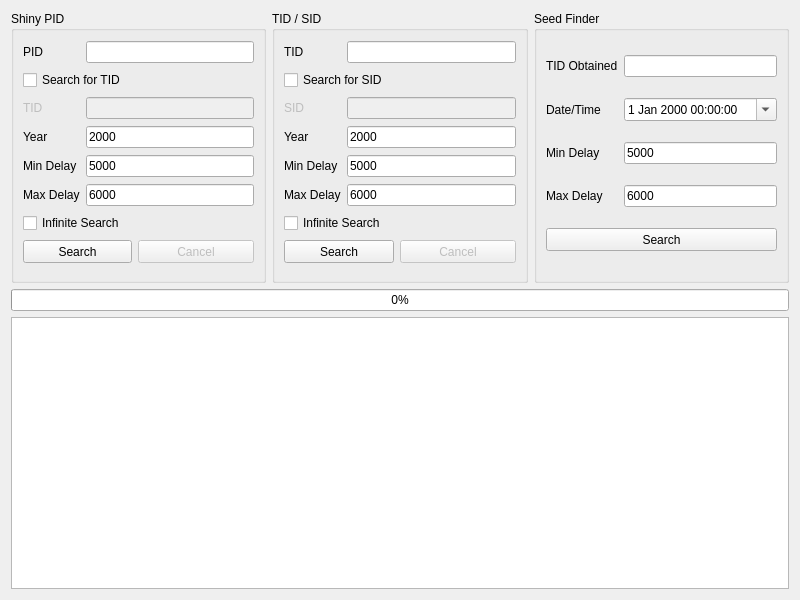
Admiral-Fish/PokeFinder, file Forms/Gen4/IDs4.ui: the form before one commit.
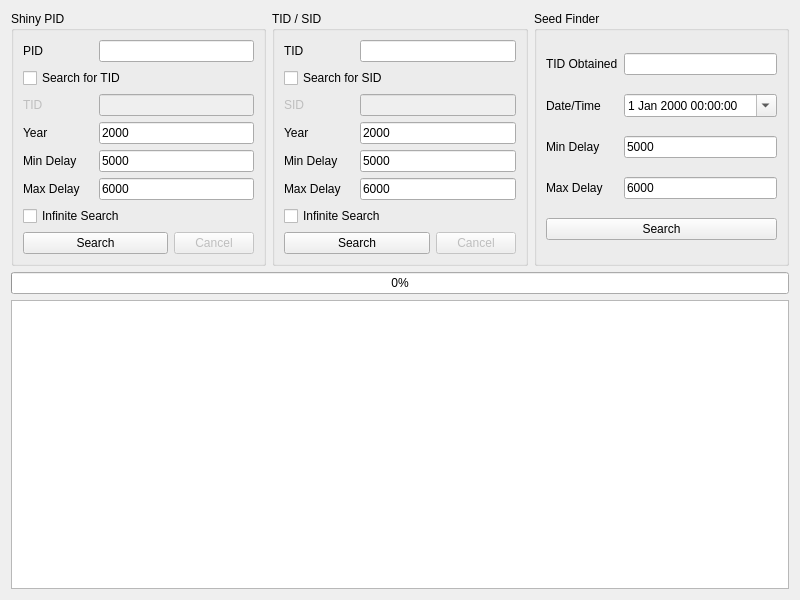
The form after the commit. Custom widgets are drawn as their Qt base class.

```diff
--- a/Forms/Gen4/IDs4.ui
+++ b/Forms/Gen4/IDs4.ui
@@ -24,28 +24,16 @@
     <widget class="QGroupBox" name="groupBoxShinyPID">
      <property name="sizePolicy">
       <sizepolicy hsizetype="Preferred" vsizetype="Preferred">
-       <horstretch>0</horstretch>
-       <verstretch>2</verstretch>
+       <horstretch>1</horstretch>
+       <verstretch>0</verstretch>
       </sizepolicy>
      </property>
-     <property name="minimumSize">
-      <size>
-       <width>0</width>
-       <height>0</height>
-      </size>
-     </property>
      <property name="title">
       <string>Shiny PID</string>
      </property>
      <layout class="QGridLayout" name="gridLayout">
       <item row="0" column="0">
        <widget class="QLabel" name="labelShinyPIDPID">
-        <property name="sizePolicy">
-         <sizepolicy hsizetype="Fixed" vsizetype="Preferred">
-          <horstretch>0</horstretch>
-          <verstretch>0</verstretch>
-         </sizepolicy>
-        </property>
         <property name="text">
          <string>PID</string>
         </property>
@@ -53,12 +41,6 @@
       </item>
       <item row="0" column="1" colspan="2">
        <widget class="TextBox" name="textBoxShinyPIDPID">
-        <property name="sizePolicy">
-         <sizepolicy hsizetype="Preferred" vsizetype="Fixed">
-          <horstretch>0</horstretch>
-          <verstretch>0</verstretch>
-         </sizepolicy>
-        </property>
         <property name="maxLength">
          <number>8</number>
         </property>
@@ -76,12 +58,6 @@
         <property name="enabled">
          <bool>false</bool>
         </property>
-        <property name="sizePolicy">
-         <sizepolicy hsizetype="Fixed" vsizetype="Preferred">
-          <horstretch>0</horstretch>
-          <verstretch>0</verstretch>
-         </sizepolicy>
-        </property>
         <property name="text">
          <string>TID</string>
         </property>
@@ -92,12 +68,6 @@
         <property name="enabled">
          <bool>false</bool>
         </property>
-        <property name="sizePolicy">
-         <sizepolicy hsizetype="Preferred" vsizetype="Fixed">
-          <horstretch>0</horstretch>
-          <verstretch>0</verstretch>
-         </sizepolicy>
-        </property>
         <property name="maxLength">
          <number>5</number>
         </property>
@@ -105,12 +75,6 @@
       </item>
       <item row="3" column="0">
        <widget class="QLabel" name="labelShinyPIDYear">
-        <property name="sizePolicy">
-         <sizepolicy hsizetype="Fixed" vsizetype="Preferred">
-          <horstretch>0</horstretch>
-          <verstretch>0</verstretch>
-         </sizepolicy>
-        </property>
         <property name="text">
          <string>Year</string>
         </property>
@@ -118,12 +82,6 @@
       </item>
       <item row="3" column="1" colspan="2">
        <widget class="TextBox" name="textBoxShinyPIDYear">
-        <property name="sizePolicy">
-         <sizepolicy hsizetype="Preferred" vsizetype="Fixed">
-          <horstretch>0</horstretch>
-          <verstretch>0</verstretch>
-         </sizepolicy>
-        </property>
         <property name="text">
          <string notr="true">2000</string>
         </property>
@@ -134,12 +92,6 @@
       </item>
       <item row="4" column="0">
        <widget class="QLabel" name="labelShinyPIDMinDelay">
-        <property name="sizePolicy">
-         <sizepolicy hsizetype="Fixed" vsizetype="Preferred">
-          <horstretch>0</horstretch>
-          <verstretch>0</verstretch>
-         </sizepolicy>
-        </property>
         <property name="text">
          <string>Min Delay</string>
         </property>
@@ -147,12 +99,6 @@
       </item>
       <item row="4" column="1" colspan="2">
        <widget class="TextBox" name="textBoxShinyPIDMinDelay">
-        <property name="sizePolicy">
-         <sizepolicy hsizetype="Preferred" vsizetype="Fixed">
-          <horstretch>0</horstretch>
-          <verstretch>0</verstretch>
-         </sizepolicy>
-        </property>
         <property name="text">
          <string notr="true">5000</string>
         </property>
@@ -163,12 +109,6 @@
       </item>
       <item row="5" column="0">
        <widget class="QLabel" name="labelShinyPIDMaxDelay">
-        <property name="sizePolicy">
-         <sizepolicy hsizetype="Fixed" vsizetype="Preferred">
-          <horstretch>0</horstretch>
-          <verstretch>0</verstretch>
-         </sizepolicy>
-        </property>
         <property name="text">
          <string>Max Delay</string>
         </property>
@@ -176,12 +116,6 @@
       </item>
       <item row="5" column="1" colspan="2">
        <widget class="TextBox" name="textBoxShinyPIDMaxDelay">
-        <property name="sizePolicy">
-         <sizepolicy hsizetype="Preferred" vsizetype="Fixed">
-          <horstretch>0</horstretch>
-          <verstretch>0</verstretch>
-         </sizepolicy>
-        </property>
         <property name="text">
          <string notr="true">6000</string>
         </property>
@@ -199,18 +133,6 @@
       </item>
       <item row="7" column="0" colspan="2">
        <widget class="QPushButton" name="pushButtonShinyPIDSearch">
-        <property name="sizePolicy">
-         <sizepolicy hsizetype="Preferred" vsizetype="Fixed">
-          <horstretch>0</horstretch>
-          <verstretch>0</verstretch>
-         </sizepolicy>
-        </property>
-        <property name="minimumSize">
-         <size>
-          <width>0</width>
-          <height>23</height>
-         </size>
-        </property>
         <property name="text">
          <string>Search</string>
         </property>
@@ -221,18 +143,6 @@
         <property name="enabled">
          <bool>false</bool>
         </property>
-        <property name="sizePolicy">
-         <sizepolicy hsizetype="Preferred" vsizetype="Fixed">
-          <horstretch>0</horstretch>
-          <verstretch>0</verstretch>
-         </sizepolicy>
-        </property>
-        <property name="minimumSize">
-         <size>
-          <width>116</width>
-          <height>23</height>
-         </size>
-        </property>
         <property name="text">
          <string>Cancel</string>
         </property>
@@ -245,8 +155,8 @@
     <widget class="QGroupBox" name="groupBoxTIDSID">
      <property name="sizePolicy">
       <sizepolicy hsizetype="Preferred" vsizetype="Preferred">
-       <horstretch>0</horstretch>
-       <verstretch>2</verstretch>
+       <horstretch>1</horstretch>
+       <verstretch>0</verstretch>
       </sizepolicy>
      </property>
      <property name="title">
@@ -255,12 +165,6 @@
      <layout class="QGridLayout" name="gridLayout_2">
       <item row="0" column="0">
        <widget class="QLabel" name="labelTIDSIDTID">
-        <property name="sizePolicy">
-         <sizepolicy hsizetype="Fixed" vsizetype="Preferred">
-          <horstretch>0</horstretch>
-          <verstretch>0</verstretch>
-         </sizepolicy>
-        </property>
         <property name="text">
          <string>TID</string>
         </property>
@@ -268,12 +172,6 @@
       </item>
       <item row="0" column="1" colspan="2">
        <widget class="TextBox" name="textBoxTIDSIDTID">
-        <property name="sizePolicy">
-         <sizepolicy hsizetype="Preferred" vsizetype="Fixed">
-          <horstretch>0</horstretch>
-          <verstretch>0</verstretch>
-         </sizepolicy>
-        </property>
         <property name="maxLength">
          <number>5</number>
         </property>
@@ -291,12 +189,6 @@
         <property name="enabled">
          <bool>false</bool>
         </property>
-        <property name="sizePolicy">
-         <sizepolicy hsizetype="Fixed" vsizetype="Preferred">
-          <horstretch>0</horstretch>
-          <verstretch>0</verstretch>
-         </sizepolicy>
-        </property>
         <property name="text">
          <string>SID</string>
         </property>
@@ -307,12 +199,6 @@
         <property name="enabled">
          <bool>false</bool>
         </property>
-        <property name="sizePolicy">
-         <sizepolicy hsizetype="Preferred" vsizetype="Fixed">
-          <horstretch>0</horstretch>
-          <verstretch>0</verstretch>
-         </sizepolicy>
-        </property>
         <property name="maxLength">
          <number>5</number>
         </property>
@@ -320,12 +206,6 @@
       </item>
       <item row="3" column="0">
        <widget class="QLabel" name="labelTIDSIDYear">
-        <property name="sizePolicy">
-         <sizepolicy hsizetype="Fixed" vsizetype="Preferred">
-          <horstretch>0</horstretch>
-          <verstretch>0</verstretch>
-         </sizepolicy>
-        </property>
         <property name="text">
          <string>Year</string>
         </property>
@@ -333,12 +213,6 @@
       </item>
       <item row="3" column="1" colspan="2">
        <widget class="TextBox" name="textBoxTIDSIDYear">
-        <property name="sizePolicy">
-         <sizepolicy hsizetype="Preferred" vsizetype="Fixed">
-          <horstretch>0</horstretch>
-          <verstretch>0</verstretch>
-         </sizepolicy>
-        </property>
         <property name="text">
          <string notr="true">2000</string>
         </property>
@@ -349,12 +223,6 @@
       </item>
       <item row="4" column="0">
        <widget class="QLabel" name="labelTIDSIDMinDelay">
-        <property name="sizePolicy">
-         <sizepolicy hsizetype="Fixed" vsizetype="Preferred">
-          <horstretch>0</horstretch>
-          <verstretch>0</verstretch>
-         </sizepolicy>
-        </property>
         <property name="text">
          <string>Min Delay</string>
         </property>
@@ -362,12 +230,6 @@
       </item>
       <item row="4" column="1" colspan="2">
        <widget class="TextBox" name="textBoxTIDSIDMinDelay">
-        <property name="sizePolicy">
-         <sizepolicy hsizetype="Preferred" vsizetype="Fixed">
-          <horstretch>0</horstretch>
-          <verstretch>0</verstretch>
-         </sizepolicy>
-        </property>
         <property name="text">
          <string notr="true">5000</string>
         </property>
@@ -378,12 +240,6 @@
       </item>
       <item row="5" column="0">
        <widget class="QLabel" name="labelTIDSIDMaxDelay">
-        <property name="sizePolicy">
-         <sizepolicy hsizetype="Fixed" vsizetype="Preferred">
-          <horstretch>0</horstretch>
-          <verstretch>0</verstretch>
-         </sizepolicy>
-        </property>
         <property name="text">
          <string>Max Delay</string>
         </property>
@@ -391,12 +247,6 @@
       </item>
       <item row="5" column="1" colspan="2">
        <widget class="TextBox" name="textBoxTIDSIDMaxDelay">
-        <property name="sizePolicy">
-         <sizepolicy hsizetype="Preferred" vsizetype="Fixed">
-          <horstretch>0</horstretch>
-          <verstretch>0</verstretch>
-         </sizepolicy>
-        </property>
         <property name="text">
          <string notr="true">6000</string>
         </property>
@@ -414,18 +264,6 @@
       </item>
       <item row="7" column="0" colspan="2">
        <widget class="QPushButton" name="pushButtonTIDSIDSearch">
-        <property name="sizePolicy">
-         <sizepolicy hsizetype="Preferred" vsizetype="Fixed">
-          <horstretch>0</horstretch>
-          <verstretch>0</verstretch>
-         </sizepolicy>
-        </property>
-        <property name="minimumSize">
-         <size>
-          <width>0</width>
-          <height>23</height>
-         </size>
-        </property>
         <property name="text">
          <string>Search</string>
         </property>
@@ -436,18 +274,6 @@
         <property name="enabled">
          <bool>false</bool>
         </property>
-        <property name="sizePolicy">
-         <sizepolicy hsizetype="Preferred" vsizetype="Fixed">
-          <horstretch>0</horstretch>
-          <verstretch>0</verstretch>
-         </sizepolicy>
-        </property>
-        <property name="minimumSize">
-         <size>
-          <width>116</width>
-          <height>23</height>
-         </size>
-        </property>
         <property name="text">
          <string>Cancel</string>
         </property>
@@ -460,8 +286,8 @@
     <widget class="QGroupBox" name="groupBoxSeedFinder">
      <property name="sizePolicy">
       <sizepolicy hsizetype="Preferred" vsizetype="Preferred">
-       <horstretch>0</horstretch>
-       <verstretch>2</verstretch>
+       <horstretch>1</horstretch>
+       <verstretch>0</verstretch>
       </sizepolicy>
      </property>
      <property name="title">
@@ -470,26 +296,13 @@
      <layout class="QGridLayout" name="gridLayout_3">
       <item row="0" column="0">
        <widget class="QLabel" name="labelSeedFinderTID">
-        <property name="sizePolicy">
-         <sizepolicy hsizetype="Fixed" vsizetype="Preferred">
-          <horstretch>0</horstretch>
-          <verstretch>0</verstretch>
-         </sizepolicy>
-        </property>
         <property name="text">
          <string>TID Obtained</string>
         </property>
        </widget>
       </item>
       <item row="0" column="1">
-       <widget class="TextBox" name="textBoxSeedFinderTID">
-        <property name="sizePolicy">
-         <sizepolicy hsizetype="Preferred" vsizetype="Fixed">
-          <horstretch>0</horstretch>
-          <verstretch>0</verstretch>
-         </sizepolicy>
-        </property>
-       </widget>
+       <widget class="TextBox" name="textBoxSeedFinderTID"/>
       </item>
       <item row="1" column="0">
        <widget class="QLabel" name="labelSeedFinderDateTime">
@@ -521,12 +334,6 @@
       </item>
       <item row="2" column="0">
        <widget class="QLabel" name="labelSeedFinderMinDelay">
-        <property name="sizePolicy">
-         <sizepolicy hsizetype="Fixed" vsizetype="Preferred">
-          <horstretch>0</horstretch>
-          <verstretch>0</verstretch>
-         </sizepolicy>
-        </property>
         <property name="text">
          <string>Min Delay</string>
         </property>
@@ -534,12 +341,6 @@
       </item>
       <item row="2" column="1">
        <widget class="TextBox" name="textBoxSeedFinderMinDelay">
-        <property name="sizePolicy">
-         <sizepolicy hsizetype="Preferred" vsizetype="Fixed">
-          <horstretch>0</horstretch>
-          <verstretch>0</verstretch>
-         </sizepolicy>
-        </property>
         <property name="text">
          <string notr="true">5000</string>
         </property>
@@ -550,12 +351,6 @@
       </item>
       <item row="3" column="0">
        <widget class="QLabel" name="labelSeedFinderMaxDelay">
-        <property name="sizePolicy">
-         <sizepolicy hsizetype="Fixed" vsizetype="Preferred">
-          <horstretch>0</horstretch>
-          <verstretch>0</verstretch>
-         </sizepolicy>
-        </property>
         <property name="text">
          <string>Max Delay</string>
         </property>
@@ -563,12 +358,6 @@
       </item>
       <item row="3" column="1">
        <widget class="TextBox" name="textBoxSeedFinderMaxDelay">
-        <property name="sizePolicy">
-         <sizepolicy hsizetype="Preferred" vsizetype="Fixed">
-          <horstretch>0</horstretch>
-          <verstretch>0</verstretch>
-         </sizepolicy>
-        </property>
         <property name="text">
          <string notr="true">6000</string>
         </property>
@@ -579,18 +368,6 @@
       </item>
       <item row="4" column="0" colspan="2">
        <widget class="QPushButton" name="pushButtonSeedFinderSearch">
-        <property name="sizePolicy">
-         <sizepolicy hsizetype="Preferred" vsizetype="Fixed">
-          <horstretch>0</horstretch>
-          <verstretch>0</verstretch>
-         </sizepolicy>
-        </property>
-        <property name="minimumSize">
-         <size>
-          <width>0</width>
-          <height>23</height>
-         </size>
-        </property>
         <property name="text">
          <string>Search</string>
         </property>
@@ -601,12 +378,6 @@
    </item>
    <item row="2" column="0" colspan="3">
     <widget class="TableView" name="tableView">
-     <property name="sizePolicy">
-      <sizepolicy hsizetype="Expanding" vsizetype="Expanding">
-       <horstretch>0</horstretch>
-       <verstretch>2</verstretch>
-      </sizepolicy>
-     </property>
      <attribute name="verticalHeaderVisible">
       <bool>false</bool>
      </attribute>
```
